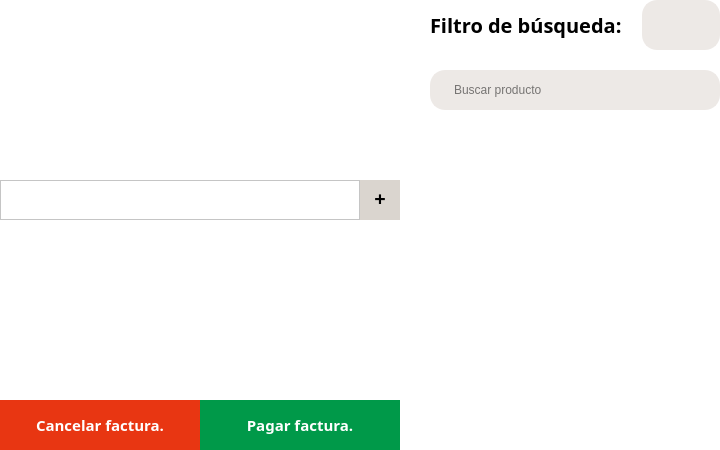
Old version of the form POS_Application/src/ui/pos/billing/billingpage.ui in the repository Svndda/POS.
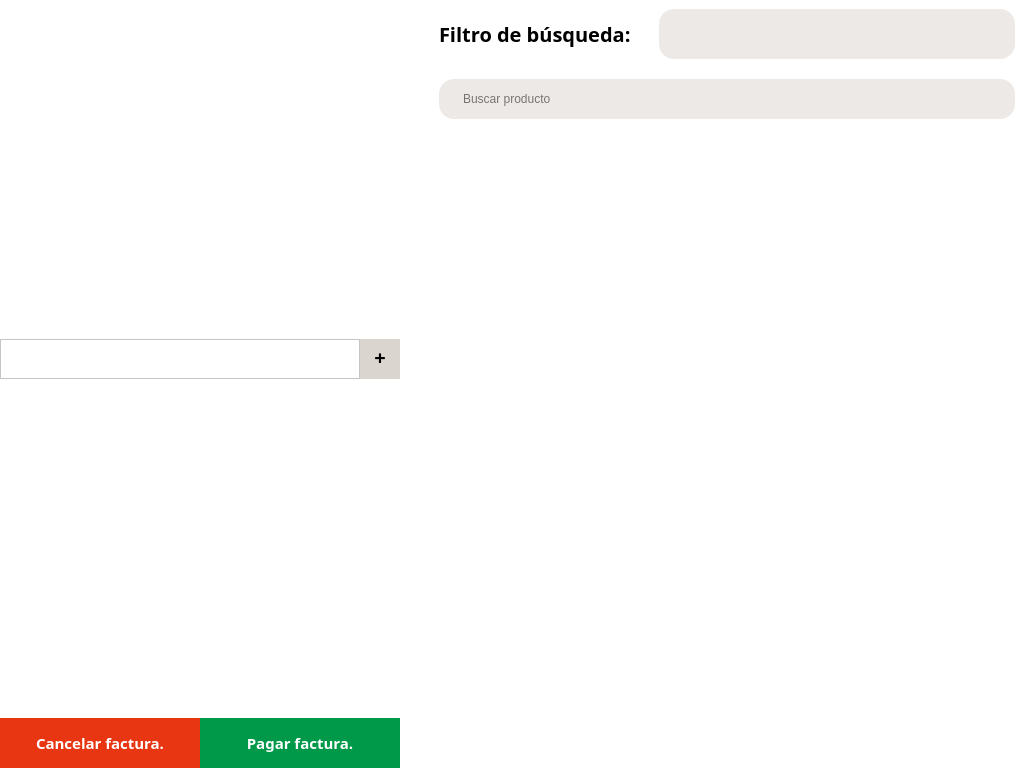
New version of the form.

What changed in the file:
```diff
--- a/POS_Application/src/ui/pos/billing/billingpage.ui
+++ b/POS_Application/src/ui/pos/billing/billingpage.ui
@@ -6,8 +6,8 @@
    <rect>
     <x>0</x>
     <y>0</y>
-    <width>711</width>
-    <height>450</height>
+    <width>1024</width>
+    <height>768</height>
    </rect>
   </property>
   <property name="sizePolicy">
@@ -16,6 +16,12 @@
     <verstretch>0</verstretch>
    </sizepolicy>
   </property>
+  <property name="minimumSize">
+   <size>
+    <width>1024</width>
+    <height>768</height>
+   </size>
+  </property>
   <property name="windowTitle">
    <string>Form</string>
   </property>
@@ -264,176 +270,6 @@
      </layout>
     </widget>
    </item>
-   <item row="0" column="5" rowspan="2" colspan="2">
-    <layout class="QGridLayout" name="gridLayout_2">
-     <property name="spacing">
-      <number>20</number>
-     </property>
-     <item row="0" column="0">
-      <widget class="QLabel" name="label_17">
-       <property name="sizePolicy">
-        <sizepolicy hsizetype="Expanding" vsizetype="Preferred">
-         <horstretch>0</horstretch>
-         <verstretch>0</verstretch>
-        </sizepolicy>
-       </property>
-       <property name="maximumSize">
-        <size>
-         <width>200</width>
-         <height>16777215</height>
-        </size>
-       </property>
-       <property name="font">
-        <font>
-         <family>Segoe UI Variable</family>
-         <pointsize>15</pointsize>
-         <bold>true</bold>
-        </font>
-       </property>
-       <property name="styleSheet">
-        <string notr="true">color:black;</string>
-       </property>
-       <property name="text">
-        <string>Filtro de búsqueda:</string>
-       </property>
-      </widget>
-     </item>
-     <item row="0" column="1" colspan="2">
-      <widget class="QComboBox" name="comboBox">
-       <property name="sizePolicy">
-        <sizepolicy hsizetype="Expanding" vsizetype="Expanding">
-         <horstretch>0</horstretch>
-         <verstretch>0</verstretch>
-        </sizepolicy>
-       </property>
-       <property name="maximumSize">
-        <size>
-         <width>16777215</width>
-         <height>50</height>
-        </size>
-       </property>
-       <property name="styleSheet">
-        <string notr="true">  QComboBox {
-    border: 2px solid  rgb(237, 233, 230);
-    border-radius: 15px;
-    color: black;
-    background-color: rgb(237, 233, 230);
-    padding-left: 20px;
-    padding-right: 10px;
-  }
-
-  /* Estilo para el área desplegable */
-QComboBox QAbstractItemView {
-    border: 2px solid  rgb(237, 233, 230);
-    color: black;
-    background-color: rgb(237, 233, 230);
-    selection-background-color: rgb(63, 64, 70);
-    selection-color: white;
- }
-
-QComboBox::drop-down {
-    width: 0px; /* Hacemos que la flecha no ocupe espacio */
-    border: none;
-    background-color: transparent;
-}</string>
-       </property>
-      </widget>
-     </item>
-     <item row="2" column="0" colspan="3">
-      <widget class="QLineEdit" name="lineEdit">
-       <property name="sizePolicy">
-        <sizepolicy hsizetype="Expanding" vsizetype="Minimum">
-         <horstretch>0</horstretch>
-         <verstretch>0</verstretch>
-        </sizepolicy>
-       </property>
-       <property name="minimumSize">
-        <size>
-         <width>0</width>
-         <height>40</height>
-        </size>
-       </property>
-       <property name="maximumSize">
-        <size>
-         <width>1400</width>
-         <height>16777215</height>
-        </size>
-       </property>
-       <property name="styleSheet">
-        <string notr="true">QLineEdit {
-  border: 2px solid  rgb(237, 233, 230);
-  border-radius: 15px;
-
-  color: rgb(0, 0, 0);
-  background-color: rgb(237, 233, 230);
-  padding-left: 20px;
-  padding-right: 10px;
-}
-</string>
-       </property>
-       <property name="placeholderText">
-        <string>Buscar producto</string>
-       </property>
-      </widget>
-     </item>
-     <item row="3" column="0" colspan="3">
-      <widget class="QScrollArea" name="productSelectionButtonsScrollArea">
-       <property name="sizePolicy">
-        <sizepolicy hsizetype="Expanding" vsizetype="Expanding">
-         <horstretch>0</horstretch>
-         <verstretch>0</verstretch>
-        </sizepolicy>
-       </property>
-       <property name="maximumSize">
-        <size>
-         <width>1400</width>
-         <height>16777215</height>
-        </size>
-       </property>
-       <property name="styleSheet">
-        <string notr="true">border: none;</string>
-       </property>
-       <property name="verticalScrollBarPolicy">
-        <enum>Qt::ScrollBarPolicy::ScrollBarAlwaysOff</enum>
-       </property>
-       <property name="horizontalScrollBarPolicy">
-        <enum>Qt::ScrollBarPolicy::ScrollBarAsNeeded</enum>
-       </property>
-       <property name="sizeAdjustPolicy">
-        <enum>QAbstractScrollArea::SizeAdjustPolicy::AdjustToContents</enum>
-       </property>
-       <property name="widgetResizable">
-        <bool>true</bool>
-       </property>
-       <property name="alignment">
-        <set>Qt::AlignmentFlag::AlignLeading|Qt::AlignmentFlag::AlignLeft|Qt::AlignmentFlag::AlignVCenter</set>
-       </property>
-       <widget class="QWidget" name="products_WidgetContents">
-        <property name="geometry">
-         <rect>
-          <x>0</x>
-          <y>0</y>
-          <width>279</width>
-          <height>318</height>
-         </rect>
-        </property>
-        <property name="sizePolicy">
-         <sizepolicy hsizetype="Expanding" vsizetype="Expanding">
-          <horstretch>0</horstretch>
-          <verstretch>0</verstretch>
-         </sizepolicy>
-        </property>
-        <property name="maximumSize">
-         <size>
-          <width>1400</width>
-          <height>16777215</height>
-         </size>
-        </property>
-       </widget>
-      </widget>
-     </item>
-    </layout>
-   </item>
    <item row="1" column="0">
     <widget class="QWidget" name="widget_2" native="true">
      <property name="sizePolicy">
@@ -587,6 +423,184 @@
      </layout>
     </widget>
    </item>
+   <item row="0" column="5" rowspan="2" colspan="2">
+    <widget class="QWidget" name="products_widget" native="true">
+     <property name="sizePolicy">
+      <sizepolicy hsizetype="Expanding" vsizetype="Expanding">
+       <horstretch>0</horstretch>
+       <verstretch>0</verstretch>
+      </sizepolicy>
+     </property>
+     <layout class="QGridLayout" name="products_info">
+      <property name="spacing">
+       <number>20</number>
+      </property>
+      <item row="0" column="0">
+       <widget class="QLabel" name="label_17">
+        <property name="sizePolicy">
+         <sizepolicy hsizetype="Expanding" vsizetype="Preferred">
+          <horstretch>0</horstretch>
+          <verstretch>0</verstretch>
+         </sizepolicy>
+        </property>
+        <property name="maximumSize">
+         <size>
+          <width>200</width>
+          <height>16777215</height>
+         </size>
+        </property>
+        <property name="font">
+         <font>
+          <family>Segoe UI Variable</family>
+          <pointsize>15</pointsize>
+          <bold>true</bold>
+         </font>
+        </property>
+        <property name="styleSheet">
+         <string notr="true">color:black;</string>
+        </property>
+        <property name="text">
+         <string>Filtro de búsqueda:</string>
+        </property>
+       </widget>
+      </item>
+      <item row="0" column="1" colspan="2">
+       <widget class="QComboBox" name="comboBox">
+        <property name="sizePolicy">
+         <sizepolicy hsizetype="Expanding" vsizetype="Expanding">
+          <horstretch>0</horstretch>
+          <verstretch>0</verstretch>
+         </sizepolicy>
+        </property>
+        <property name="maximumSize">
+         <size>
+          <width>16777215</width>
+          <height>50</height>
+         </size>
+        </property>
+        <property name="styleSheet">
+         <string notr="true">  QComboBox {
+    border: 2px solid  rgb(237, 233, 230);
+    border-radius: 15px;
+    color: black;
+    background-color: rgb(237, 233, 230);
+    padding-left: 20px;
+    padding-right: 10px;
+  }
+
+  /* Estilo para el área desplegable */
+QComboBox QAbstractItemView {
+    border: 2px solid  rgb(237, 233, 230);
+    color: black;
+    background-color: rgb(237, 233, 230);
+    selection-background-color: rgb(63, 64, 70);
+    selection-color: white;
+ }
+
+QComboBox::drop-down {
+    width: 0px; /* Hacemos que la flecha no ocupe espacio */
+    border: none;
+    background-color: transparent;
+}</string>
+        </property>
+       </widget>
+      </item>
+      <item row="2" column="0" colspan="3">
+       <widget class="QLineEdit" name="lineEdit">
+        <property name="sizePolicy">
+         <sizepolicy hsizetype="Expanding" vsizetype="Minimum">
+          <horstretch>0</horstretch>
+          <verstretch>0</verstretch>
+         </sizepolicy>
+        </property>
+        <property name="minimumSize">
+         <size>
+          <width>0</width>
+          <height>40</height>
+         </size>
+        </property>
+        <property name="maximumSize">
+         <size>
+          <width>1400</width>
+          <height>16777215</height>
+         </size>
+        </property>
+        <property name="styleSheet">
+         <string notr="true">QLineEdit {
+  border: 2px solid  rgb(237, 233, 230);
+  border-radius: 15px;
+
+  color: rgb(0, 0, 0);
+  background-color: rgb(237, 233, 230);
+  padding-left: 20px;
+  padding-right: 10px;
+}
+</string>
+        </property>
+        <property name="placeholderText">
+         <string>Buscar producto</string>
+        </property>
+       </widget>
+      </item>
+      <item row="3" column="0" colspan="3">
+       <widget class="QScrollArea" name="productSelectionButtonsScrollArea">
+        <property name="sizePolicy">
+         <sizepolicy hsizetype="Expanding" vsizetype="Expanding">
+          <horstretch>0</horstretch>
+          <verstretch>0</verstretch>
+         </sizepolicy>
+        </property>
+        <property name="maximumSize">
+         <size>
+          <width>1400</width>
+          <height>16777215</height>
+         </size>
+        </property>
+        <property name="styleSheet">
+         <string notr="true">border: none;</string>
+        </property>
+        <property name="verticalScrollBarPolicy">
+         <enum>Qt::ScrollBarPolicy::ScrollBarAlwaysOff</enum>
+        </property>
+        <property name="horizontalScrollBarPolicy">
+         <enum>Qt::ScrollBarPolicy::ScrollBarAsNeeded</enum>
+        </property>
+        <property name="sizeAdjustPolicy">
+         <enum>QAbstractScrollArea::SizeAdjustPolicy::AdjustToContents</enum>
+        </property>
+        <property name="widgetResizable">
+         <bool>true</bool>
+        </property>
+        <property name="alignment">
+         <set>Qt::AlignmentFlag::AlignLeading|Qt::AlignmentFlag::AlignLeft|Qt::AlignmentFlag::AlignVCenter</set>
+        </property>
+        <widget class="QWidget" name="products_WidgetContents">
+         <property name="geometry">
+          <rect>
+           <x>0</x>
+           <y>0</y>
+           <width>592</width>
+           <height>636</height>
+          </rect>
+         </property>
+         <property name="sizePolicy">
+          <sizepolicy hsizetype="Expanding" vsizetype="Expanding">
+           <horstretch>0</horstretch>
+           <verstretch>0</verstretch>
+          </sizepolicy>
+         </property>
+         <property name="maximumSize">
+          <size>
+           <width>1400</width>
+           <height>16777215</height>
+          </size>
+         </property>
+        </widget>
+       </widget>
+      </item>
+     </layout>
+    </widget>
+   </item>
   </layout>
  </widget>
  <resources/>
```
